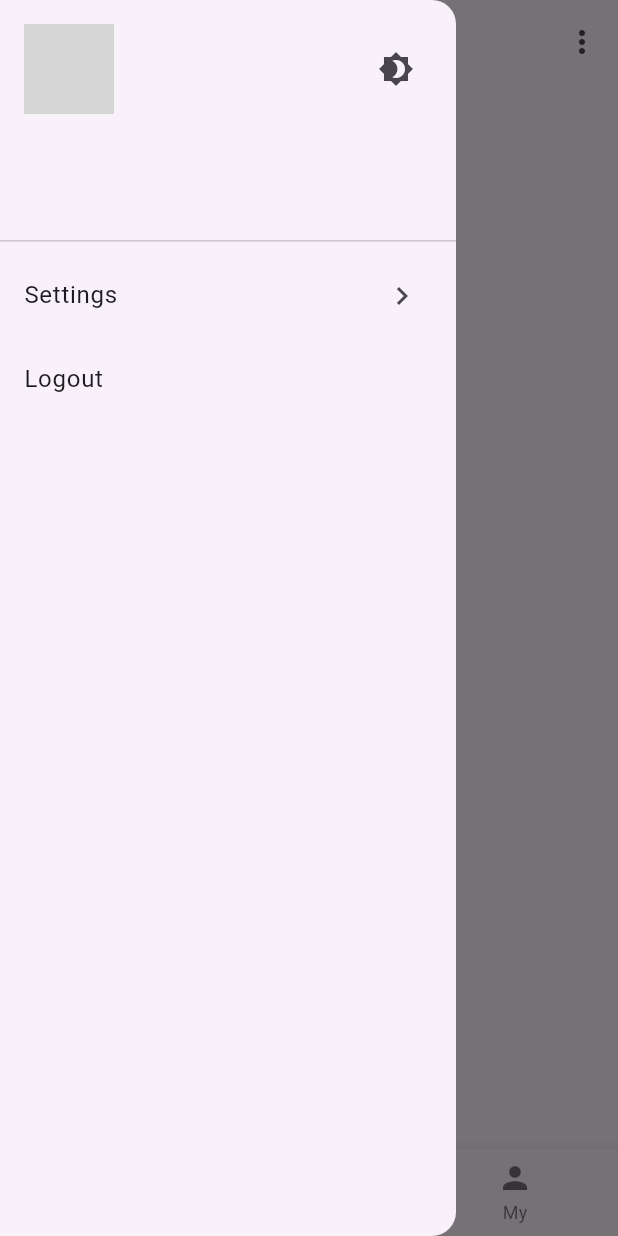
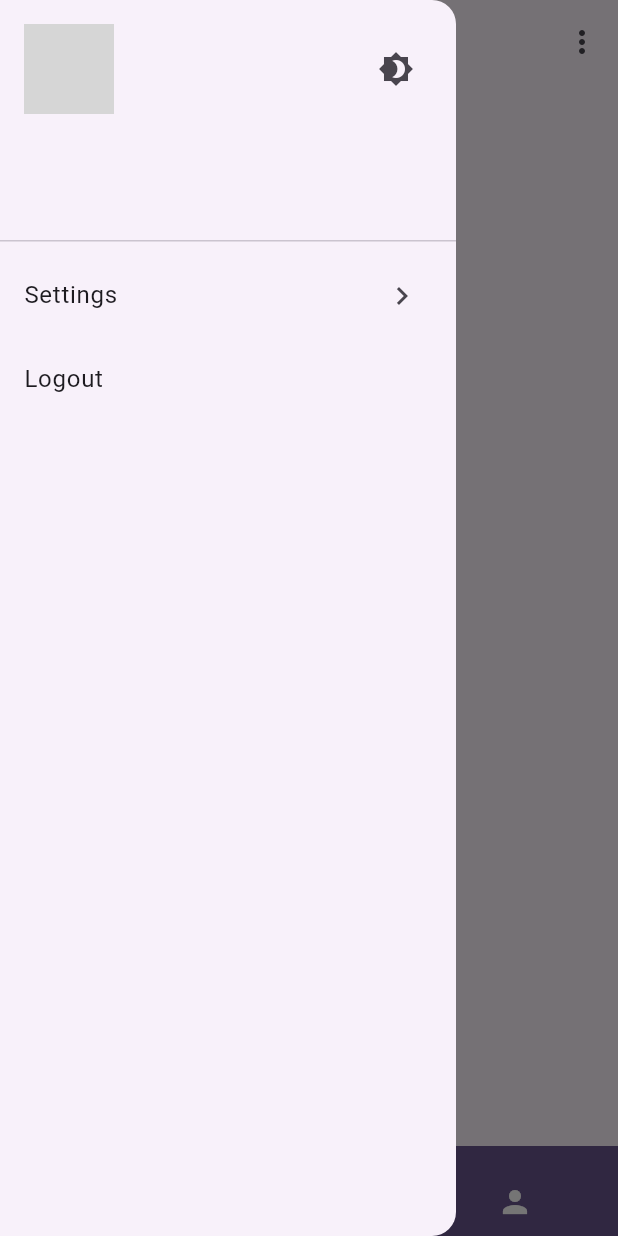
Before and after one commit to qianshipoi/QianShiChat.Client.Flutter, a Flutter app: the HomePage screen opened directly, with the side drawer open, on a phone screen of 412 x 824 dp. Run offline on Flutter 3.47's test engine with Material 2 defaults, Android fonts, the phone set to English and light mode, and no system bars; drawn by our look-alikes of curved_navigation_bar; our stand-ins replace connectivity_plus, dio, file_picker, get, image_cropper, logger and 5 more; missing offline and left inert: auto_orientation, brightness_volume, signalr_netcore; accounts and stored records are empty; network calls fail; grey boxes are pictures that could not be loaded.

```diff
--- a/lib/pages/home_page.dart
+++ b/lib/pages/home_page.dart
@@ -1,5 +1,6 @@
 import 'dart:ui' as ui;
 
+import 'package:curved_navigation_bar/curved_navigation_bar.dart';
 import 'package:flutter/material.dart';
 import 'package:get/get.dart';
 import 'package:qianshi_chat/constants.dart';
@@ -27,13 +28,23 @@ class HomePage extends StatefulWidget {
 class _HomePageState extends State<HomePage>
     with SingleTickerProviderStateMixin {
   final pages = [const MessagePage(), const ContactsPage(), const MyPage()];
-  List<BottomNavigationBarItem> bottomItems = [
-    BottomNavigationBarItem(
-        icon: const Icon(Icons.message), label: Globalization.message.tr),
-    BottomNavigationBarItem(
-        icon: const Icon(Icons.people), label: Globalization.contacts.tr),
-    BottomNavigationBarItem(
-        icon: const Icon(Icons.person), label: Globalization.my.tr),
+  // final List<BottomNavigationBarItem> bottomItems = [
+  //   BottomNavigationBarItem(
+  //       icon: const Icon(Icons.message), label: Globalization.message.tr),
+  //   BottomNavigationBarItem(
+  //       icon: const Icon(Icons.people), label: Globalization.contacts.tr),
+  //   BottomNavigationBarItem(
+  //       icon: const Icon(Icons.person), label: Globalization.my.tr),
+  // ];
+  final List<Widget> bottomItems = [
+    const Icon(Icons.message, size: 30),
+    const Icon(Icons.people, size: 30),
+    const Icon(Icons.person, size: 30),
+  ];
+  final List<Text> bottomLabels = [
+    Text(Globalization.message.tr),
+    Text(Globalization.contacts.tr),
+    Text(Globalization.my.tr)
   ];
   int _currentPage = 0;
   final _boundaryKey = GlobalKey();
@@ -110,7 +121,7 @@ class _HomePageState extends State<HomePage>
         children: [
           Scaffold(
             appBar: AppBar(
-              title: Text(bottomItems[_currentPage].label!),
+              title: bottomLabels[_currentPage],
               centerTitle: true,
               actions: [
                 PopupMenuButton(itemBuilder: (context) {
@@ -161,9 +172,19 @@ class _HomePageState extends State<HomePage>
                 ],
               ),
             ),
-            bottomNavigationBar: BottomNavigationBar(
-                items: bottomItems,
-                currentIndex: _currentPage,
+            bottomNavigationBar: CurvedNavigationBar(
+                items: [
+                  Icon(Icons.message,
+                      size: 24, color: Theme.of(context).colorScheme.onPrimary),
+                  Icon(Icons.people,
+                      size: 24, color: Theme.of(context).colorScheme.onPrimary),
+                  Icon(Icons.person,
+                      size: 24, color: Theme.of(context).colorScheme.onPrimary),
+                ],
+                index: _currentPage,
+                backgroundColor: Colors.transparent,
+                color: Theme.of(context).colorScheme.primary,
+                height: 60,
                 onTap: (index) {
                   setState(() {
                     _currentPage = index;
--- a/lib/widget/video_player_bottom.dart
+++ b/lib/widget/video_player/video_player_bottom.dart
@@ -1,6 +1,6 @@
 import 'package:flutter/material.dart';
 import 'package:qianshi_chat/utils/video_player_utils.dart';
-import 'package:qianshi_chat/widget/video_player_slider.dart';
+import 'package:qianshi_chat/widget/video_player/video_player_slider.dart';
 
 // ignore: must_be_immutable
 class VideoPlayerBottom extends StatefulWidget {
```
Also changed, not shown: lib/pages/chat_page.dart (+25 -5 lines), lib/widget/file_upoad/message_attachment_upload_panel.dart (added, +69 -0 lines), lib/widget/messages/image_message.dart (+8 -3 lines), lib/widget/video_player/video_player_page.dart (renamed from lib/widget/video_player_page.dart, +4 -4 lines), pubspec.yaml (+7 -2 lines), lib/widget/video_player/video_player_center.dart (renamed from lib/widget/video_player_center.dart), lib/widget/video_player/video_player_gestures.dart (renamed from lib/widget/video_player_gestures.dart), lib/widget/video_player/video_player_slider.dart (renamed from lib/widget/video_player_slider.dart), lib/widget/video_player/video_player_top.dart (renamed from lib/widget/video_player_top.dart), pubspec.lock, 1 other file.
